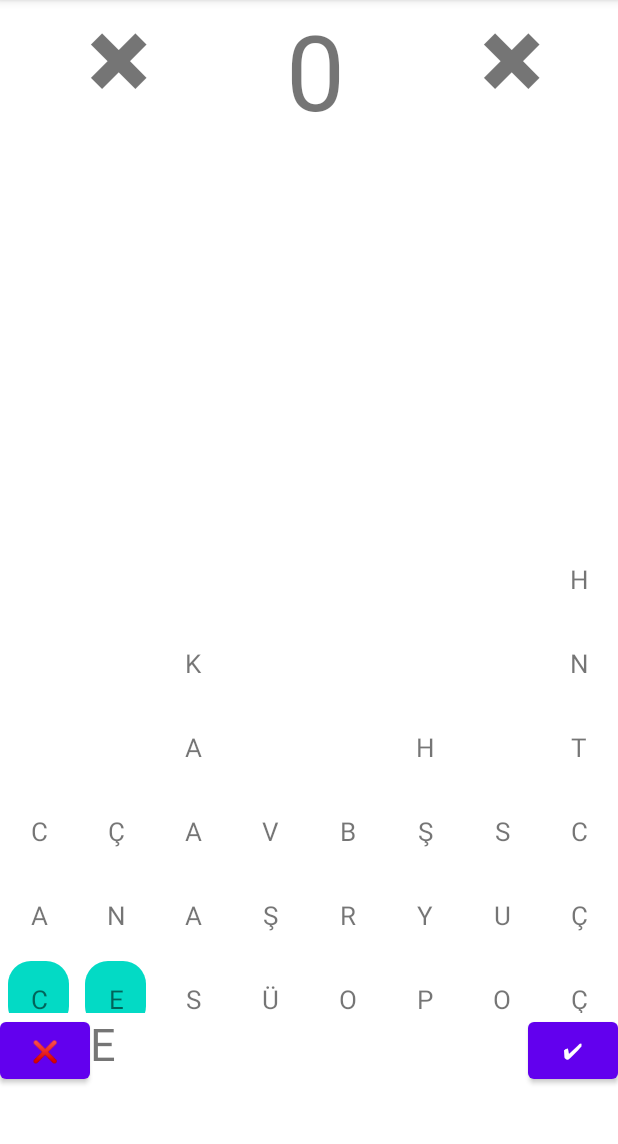
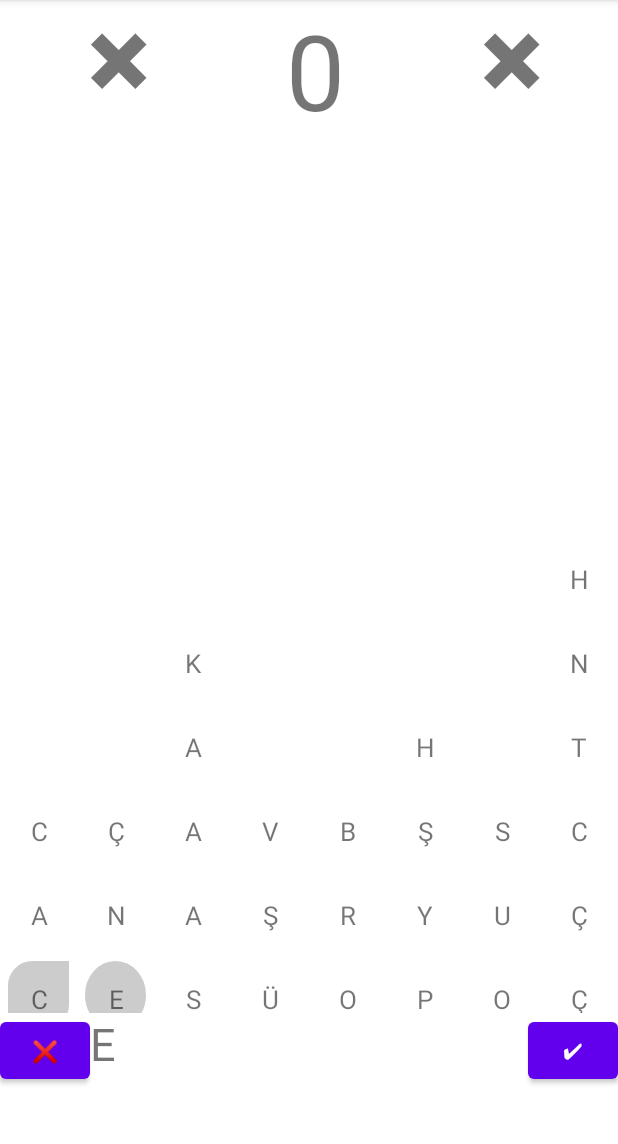
Before and after one commit to yeceylan/yazlab2.2, an Android app: the GameActivity screen opened directly, with no data from a screen before it, after a tap on an icon or button, on a phone screen of 412 x 824 dp, the part 84-1228 px from its top. Run offline under Robolectric (Android 15) with nearby library versions, the phone set to English and light mode, and no system bars; 3 other taps on this screen came first.

Commit message:
xml background images added and backgroud color changing functions changed

```diff
--- a/app/src/main/java/com/yonis/yazlab22/activity/GameActivity.kt
+++ b/app/src/main/java/com/yonis/yazlab22/activity/GameActivity.kt
@@ -23,7 +23,6 @@ import kotlinx.android.synthetic.main.activity_game_fragment.*
 import kotlinx.coroutines.GlobalScope
 import kotlinx.coroutines.launch
 import java.util.*
-import kotlin.collections.ArrayList
 
 class GameActivity : AppCompatActivity() {
 
@@ -121,18 +120,27 @@ class GameActivity : AppCompatActivity() {
         clickTimer.start()
     }
 
-    private fun getEightLetter() {
+    private fun createList(countVoew:Int,countConsonant:Int):List<String>{
         val vowels = arrayOf('A', 'E', 'I', 'İ', 'O', 'Ö', 'U', 'Ü')
         val turkishLetters = "BCÇDFGĞHJKLMNPRSŞTVYZ"
         val stringList = mutableListOf<String>()
 
-        for (i in 0..8) {
+        for (i in 0..countVoew) {
             stringList.add(vowels.random().toString())
         }
-        for (i in 0..15) {
+        for (i in 0..countConsonant) {
             stringList.add(turkishLetters.random().toString())
         }
         stringList.shuffle()
+        return stringList
+    }
+
+    private fun getEightLetter() {
+        val vowels = "AEIİOÖUÜ"
+        val turkishLetters = "BCÇDFGĞHJKLMNPRSŞTVYZ"
+        var stringList:List<String>
+
+        stringList=createList(8,15)
         var temp=0
            for (i in 79..87) {
                courseList.get(i).courseText = stringList.get(temp)
@@ -141,30 +149,40 @@ class GameActivity : AppCompatActivity() {
 
     }
 
-    private fun generateCourseList() {
-        val vowels = arrayOf('A', 'E', 'I', 'İ', 'O', 'Ö', 'U', 'Ü')
-        val turkishLetters = "BCÇDFGĞHJKLMNPRSŞTVYZ"
-        val stringList = mutableListOf<String>()
+    private fun addToList(start:Int,end:Int,stringList:List<String>){
+        val vowels = "AEIİOÖUÜ"
 
-        for (i in 0..8) {
-            stringList.add(vowels.random().toString())
+        val fields = Class.forName("$packageName.R\$color").declaredFields
+        for (field in fields) {
+            val colorName = field.name
+            val colorId = field.getInt(null)
+            val color = resources.getColor(colorId)
+            println(colorName+colorId+color)
         }
-        for (i in 0..15) {
-            stringList.add(turkishLetters.random().toString())
-        }
-        stringList.shuffle()
-        for (i in 0..23) {
-            val rnd = Random()
+        for (i in start..end) {
 
-            courseList.add(CourseRVModal(i, stringList.get(i), false, R.color.teal_200, R.drawable.rectangle_background))
+            if(vowels.contains(stringList.get(i))){
+                courseList.add(CourseRVModal(i, stringList.get(i), false,R.color.grey, R.drawable.oval_background))
+            }else{
+                courseList.add(CourseRVModal(i, stringList.get(i), false, R.color.grey, R.drawable.rectangle_background))
+            }
 
         }
-        for (i in 24..87) {
-            val rnd = Random()
+    }
 
-            courseList.add(CourseRVModal(i, ".", false, R.color.teal_200,R.drawable.oval_background))
+    private fun generateCourseList() {
 
+        var stringList:List<String>
+
+        stringList=createList(8,15)
+        addToList(0,23,stringList)
+
+        val dotList = mutableListOf<String>()
+
+        for (i in 0..63) {
+            dotList.add(".")
         }
+        addToList(0,63,dotList)
 
     }
 
@@ -185,7 +203,7 @@ class GameActivity : AppCompatActivity() {
         } else {
 
             clickedView?.backgroundTintList =
-                ContextCompat.getColorStateList(applicationContext,R.color.white)
+                ContextCompat.getColorStateList(applicationContext,R.color.grey)
 
             idText.text = temp.dropLast(1)
             pastIdList.remove(pastId);
@@ -218,9 +236,7 @@ class GameActivity : AppCompatActivity() {
                 }
                 deleteText()
                 sortList()
-                for (i in courseList) {
-                    i.isClicked = false
-                }
+                makeFalse()
                 courseRVAdapter.notifyDataSetChanged()
                 return true
             }
@@ -248,6 +264,12 @@ class GameActivity : AppCompatActivity() {
         }
     }
 
+    private fun makeFalse(){
+        for (i in courseList) {
+            i.isClicked = false
+        }
+    }
+
     private fun deleteText() {
         idText.text = ""
         for (i in pastIdList) {
@@ -255,9 +277,7 @@ class GameActivity : AppCompatActivity() {
             clickedView?.setBackgroundColor(Color.WHITE)
         }
         pastIdList.clear()
-        for (i in courseList) {
-            i.isClicked = false
-        }
+       makeFalse()
     }
 
     private fun loadTextFromAssets() {
--- a/app/src/main/res/drawable/oval_background.xml
+++ b/app/src/main/res/drawable/oval_background.xml
@@ -1,5 +1,9 @@
 <?xml version="1.0" encoding="utf-8"?>
 <shape android:shape="oval"
-    xmlns:android="http://schemas.android.com/apk/res/android" >
-
+    xmlns:android="http://schemas.android.com/apk/res/android">
+    <corners android:bottomLeftRadius="10dp"
+        android:topLeftRadius="15dp"
+        android:bottomRightRadius="15dp"
+        android:topRightRadius="10dp" />
+    <stroke android:width="2dp" android:color="#FF000000"/>
 </shape>
--- a/app/src/main/res/drawable/rectangle_background.xml
+++ b/app/src/main/res/drawable/rectangle_background.xml
@@ -1,7 +1,11 @@
 <?xml version="1.0" encoding="utf-8"?>
 <shape android:shape="rectangle"
     xmlns:android="http://schemas.android.com/apk/res/android" >
-    <corners android:radius="15dp"
 
-        ></corners>
+    <corners android:bottomLeftRadius="0dp"
+        android:topLeftRadius="15dp"
+        android:bottomRightRadius="15dp"
+        android:topRightRadius="0dp" />
+    <stroke android:width="2dp" android:color="#FF000000"/>
+        >
 </shape>
--- a/app/src/main/res/values/colors.xml
+++ b/app/src/main/res/values/colors.xml
@@ -7,4 +7,6 @@
     <color name="teal_700">#FF018786</color>
     <color name="black">#FF000000</color>
     <color name="white">#FFFFFFFF</color>
+    <color name="grey">#CCCCCC</color>
+
 </resources>
```
